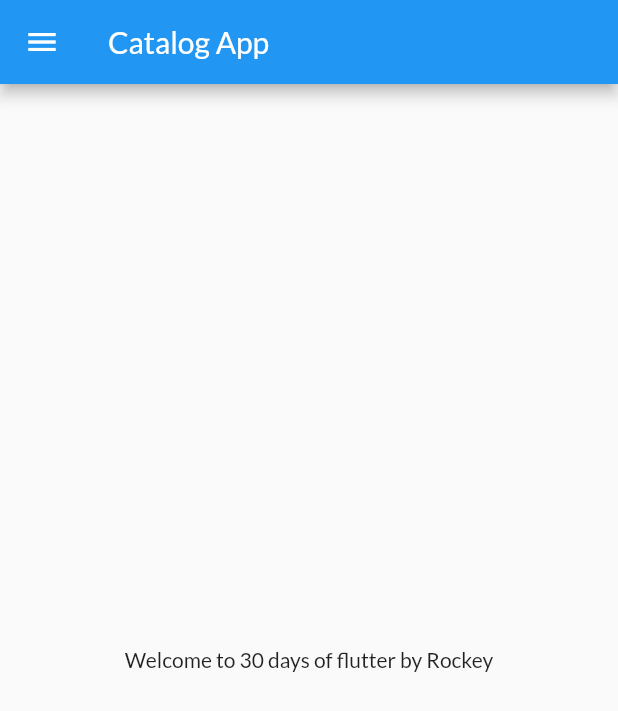
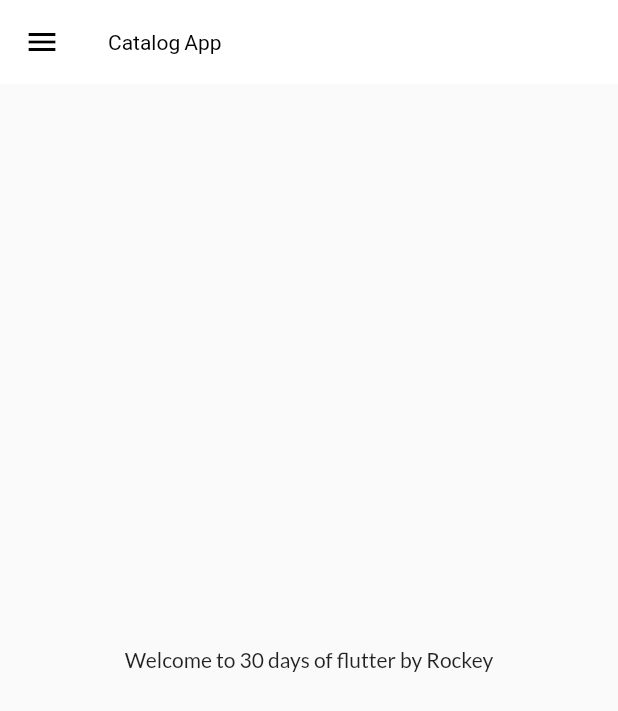
Before and after one commit to Mohitkoley/flutter_catalog, a Flutter app: the screen it shows after launch, on a phone screen of 412 x 824 dp. Shown: the top 711 px of the screen. Run offline on Flutter 3.47's test engine with Material 2 defaults, Android fonts, the phone set to English and light mode, and no system bars; our stand-ins replace google_fonts.

Commit message:
theme extracted

```diff
--- a/lib/main.dart
+++ b/lib/main.dart
@@ -1,6 +1,6 @@
 import 'package:flutter/material.dart';
 import 'package:flutter_catalog/utills/routes.dart';
-import 'package:google_fonts/google_fonts.dart';
+import 'package:flutter_catalog/widgets/themes.dart';
 import 'pages/home_page.dart';
 import 'pages/login_page.dart';
 
@@ -16,16 +16,8 @@ class MyApp extends StatelessWidget {
     return MaterialApp(
       debugShowCheckedModeBanner: false,
       title: 'Flutter catalog',
-      theme: ThemeData(
-        primarySwatch: Colors.blue,
-        visualDensity: VisualDensity.adaptivePlatformDensity,
-        fontFamily: GoogleFonts.lato().fontFamily,
-      ),
-      darkTheme: ThemeData(
-        brightness: Brightness.dark,
-        primarySwatch: Colors.deepPurple,
-        visualDensity: VisualDensity.adaptivePlatformDensity,
-      ),
+      theme: MyTheme.lightTheme(),
+      darkTheme: MyTheme.darkTheme(),
       initialRoute: MyRoutees.homeRoute,
       routes: {
         '/': (context) => const LoginPage(),
--- /dev/null
+++ b/lib/widgets/themes.dart
@@ -0,0 +1,33 @@
+import 'package:flutter/material.dart';
+import 'package:google_fonts/google_fonts.dart';
+
+class MyTheme {
+  static ThemeData lightTheme() => ThemeData(
+        primarySwatch: Colors.blue,
+        visualDensity: VisualDensity.adaptivePlatformDensity,
+        fontFamily: GoogleFonts.lato().fontFamily,
+        appBarTheme: const AppBarTheme(
+          backgroundColor: Colors.white,
+          elevation: 0,
+          iconTheme: IconThemeData(
+            color: Colors.black,
+          ),
+          titleTextStyle: TextStyle(color: Colors.black),
+        ),
+      );
+
+  static ThemeData darkTheme() => ThemeData(
+        brightness: Brightness.dark,
+        primarySwatch: Colors.deepPurple,
+        visualDensity: VisualDensity.adaptivePlatformDensity,
+        fontFamily: GoogleFonts.lato().fontFamily,
+        appBarTheme: const AppBarTheme(
+          backgroundColor: Colors.black,
+          elevation: 0,
+          iconTheme: IconThemeData(
+            color: Colors.deepPurple,
+          ),
+          titleTextStyle: TextStyle(color: Colors.deepPurple),
+        ),
+      );
+}
```
